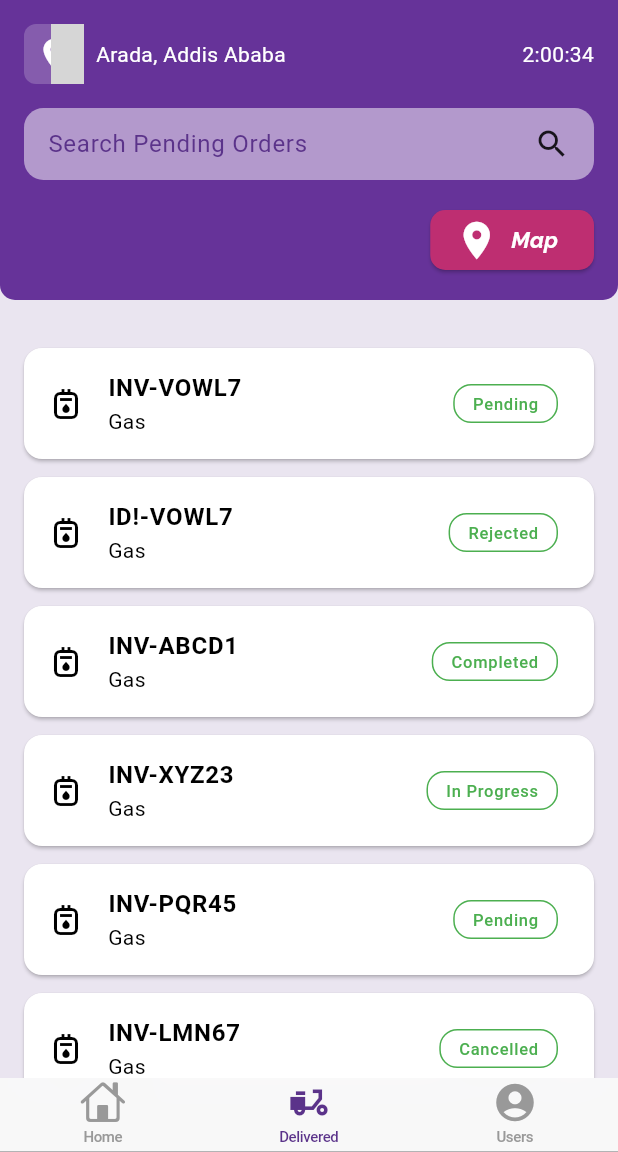
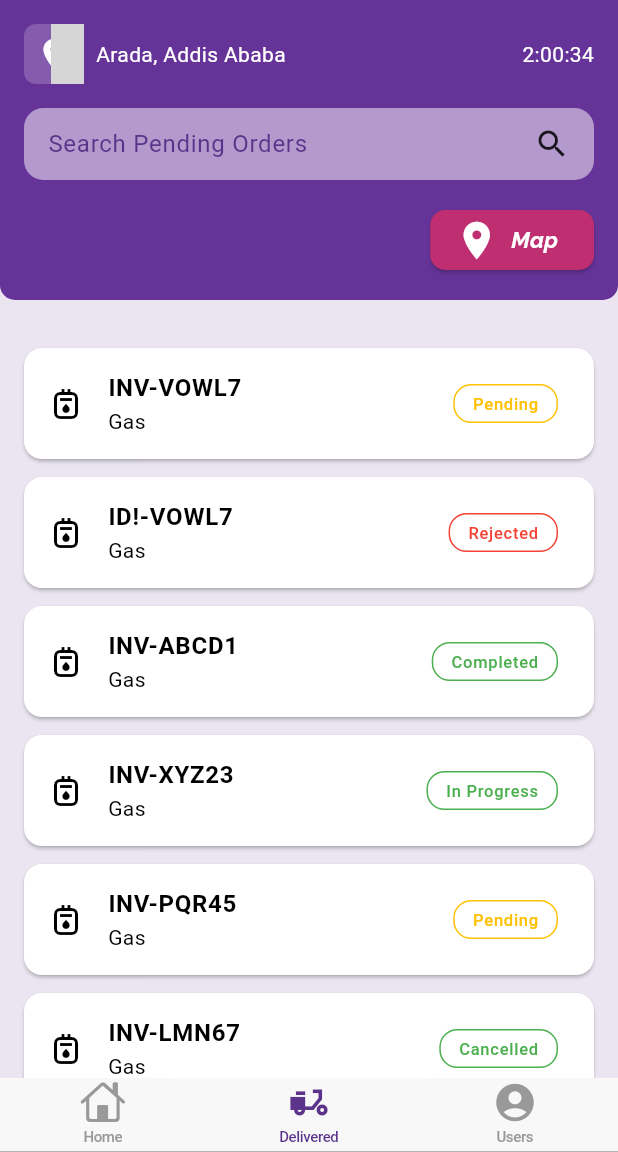
Before and after one commit to Melak-12/elex_driver, a Flutter app: the screen it shows after launch, item 2 of the bottom bar chosen, on a phone screen of 412 x 824 dp, the part 84-1236 px from its top. Run offline on Flutter 3.47's test engine with Material 3 defaults, Android fonts, the phone set to English and light mode, and no system bars; our stand-ins replace go_router, image_picker, intl_phone_field, location, permission_handler; missing offline and left inert: live_indicator, mapbox_maps_flutter; accounts and stored records are empty; grey boxes are pictures that could not be loaded.

Commit message:
Update dependencies in pubspec.yaml and pubspec.lock, enhance map functionality with improved route handling and marker management, and refactor order status display for better clarity. Clean up unused imports and streamline layout components for consistency.

```diff
--- a/lib/layout/screens/main_layout.dart
+++ b/lib/layout/screens/main_layout.dart
@@ -39,7 +39,7 @@ class MainLayout extends StatelessWidget {
             return const OrdersPage();
 
           case 2:
-            return  ProfilePage();
+            return  const ProfilePage();
           default:
             return Container();
         }
--- a/lib/main.dart
+++ b/lib/main.dart
@@ -45,9 +45,7 @@ class MyApp extends StatelessWidget {
           ),
         ),
         routerConfig: appRouter,
-
       ),
-
     );
   }
 }
--- a/lib/modules/home/models/home_model.dart
+++ b/lib/modules/home/models/home_model.dart
@@ -1,4 +1,3 @@
-import 'package:flutter/foundation.dart';
 
 class IncomingOrder {
   final String id;
--- a/lib/modules/home/providers/home_provider.dart
+++ b/lib/modules/home/providers/home_provider.dart
@@ -10,7 +10,7 @@ class HomeProvider with ChangeNotifier {
   bool _isLoading = false;
   String? _error;
   int _currentOrderIndex = 0;
-  Set<String> _notifiedOrderIds = {};
+  final Set<String> _notifiedOrderIds = {};
 
   List<IncomingOrder> get incomingOrders => _incomingOrders;
   bool get isLoading => _isLoading;
--- a/lib/modules/map/models/map_model.dart
+++ b/lib/modules/map/models/map_model.dart
@@ -1,4 +1,3 @@
-import 'package:flutter/foundation.dart';
 
 class MapLocation {
   final String id;
--- a/lib/modules/map/screens/map_screen.dart
+++ b/lib/modules/map/screens/map_screen.dart
@@ -7,7 +7,6 @@ import 'package:flutter/material.dart';
 import 'package:go_router/go_router.dart';
 import 'package:provider/provider.dart';
 import 'package:mapbox_maps_flutter/mapbox_maps_flutter.dart';
-
 
 class MapScreen extends StatefulWidget {
   const MapScreen({super.key});
@@ -68,7 +67,7 @@ class _MapScreenState extends State<MapScreen> {
                   onMapCreated: mapProvider?.onMapCreated,
                   cameraOptions: CameraOptions(
                     center: Point(coordinates: Position(midLng, midLat)),
-                    zoom: 11.0,
+                    zoom: 13.0,
                   ),
                 );
               },
--- a/lib/modules/orders/screens/orders_screen.dart
+++ b/lib/modules/orders/screens/orders_screen.dart
@@ -235,13 +235,27 @@ class _OrdersPageState extends State<OrdersPage> {
         trailing: Container(
           padding: const EdgeInsets.symmetric(horizontal: 12, vertical: 4),
           decoration: BoxDecoration(
-            border: Border.all(color: Colors.green),
+            border: Border.all(
+              color: order.status == "Completed"
+                  ? Colors.green
+                  : order.status == "Rejected"
+                      ? Colors.red
+                      : order.status == "Pending"
+                          ? Colors.amber
+                          : Colors.green,
+            ),
             borderRadius: BorderRadius.circular(12),
           ),
           child: Text(
             order.status,
-            style: const TextStyle(
-              color: Colors.green,
+            style: TextStyle(
+              color: order.status == "Completed"
+                  ? Colors.green
+                  : order.status == "Rejected"
+                      ? Colors.red
+                      : order.status == "Pending"
+                          ? Colors.amber
+                          : Colors.green,
             ),
           ),
         ),
```
Also changed, not shown: lib/providers/map_provider.dart (+116 -92 lines), pubspec.yaml (+8 -6 lines), pubspec.lock.
